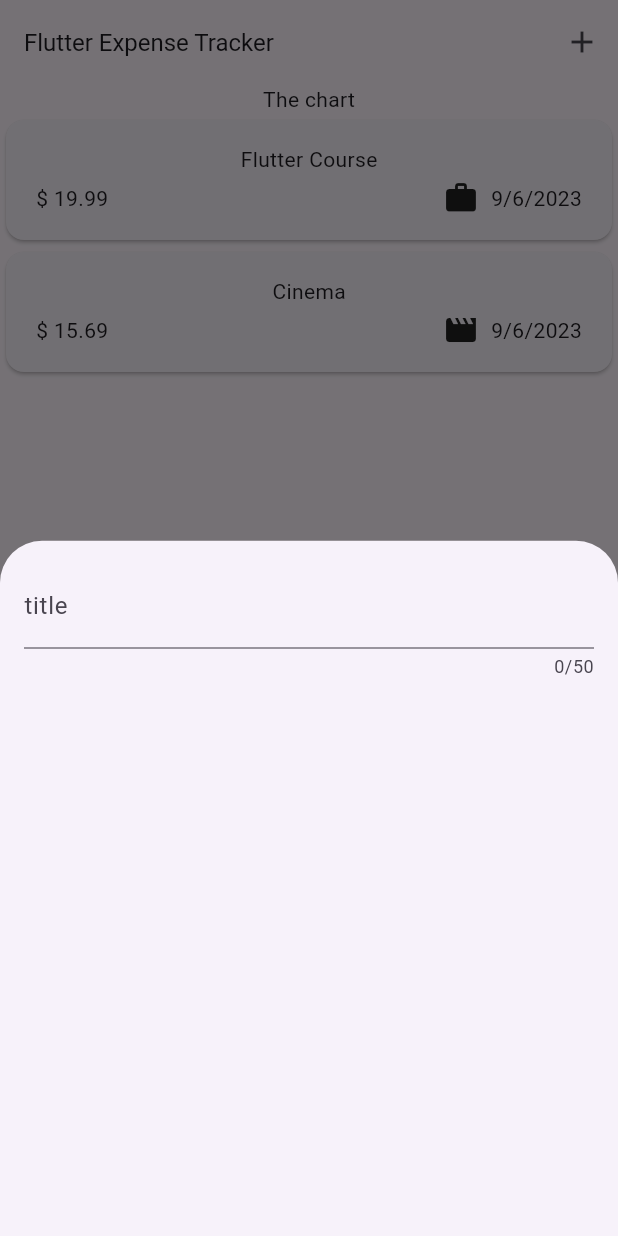
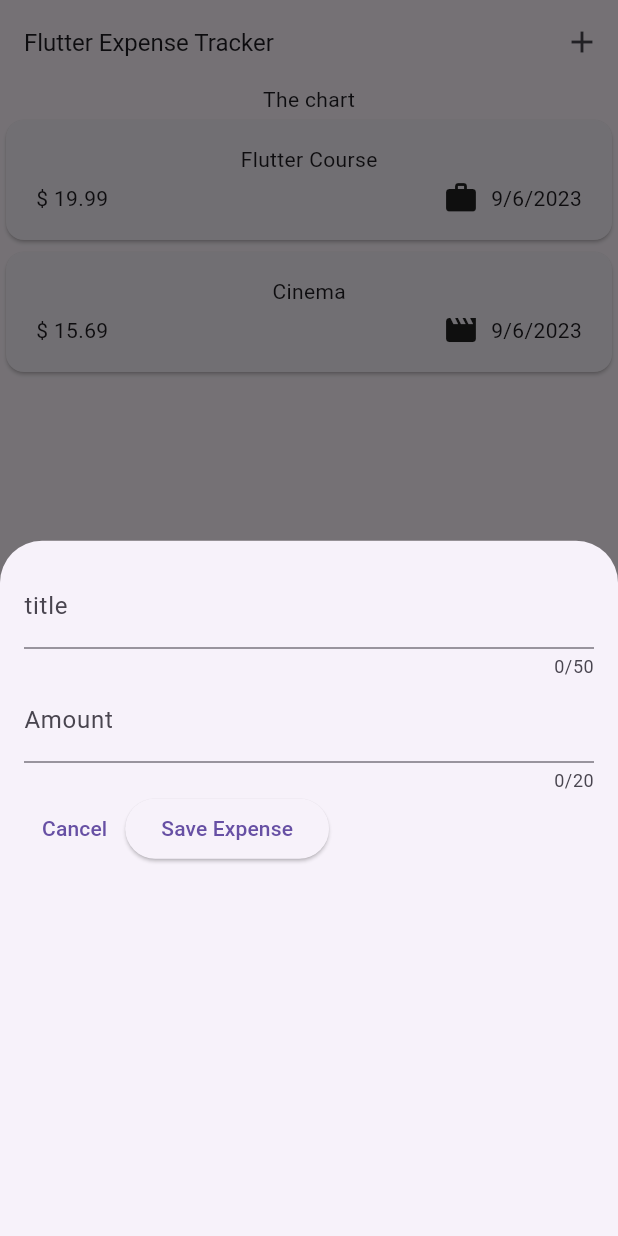
Before and after one commit to bima-taruna/expense_project, a Flutter app: the screen it shows after launch, after a tap on the "add" icon, on a phone screen of 412 x 824 dp. Run offline on Flutter 3.47's test engine with Material 2 defaults, Android fonts, the light colour scheme and no system bars.

Commit message:
add more input to add expense modal

```diff
--- a/lib/widgets/add_expense.dart
+++ b/lib/widgets/add_expense.dart
@@ -10,15 +10,42 @@ class AddExpense extends StatefulWidget {
 }
 
 class _AddExpenseState extends State<AddExpense> {
+  final _titleController = TextEditingController();
+  final _amountController = TextEditingController();
+
+  @override
+  void dispose() {
+    _titleController.dispose();
+    _amountController.dispose();
+    super.dispose();
+  }
+
   @override
   Widget build(BuildContext context) {
-    return const Padding(
-      padding: EdgeInsets.all(16),
+    return Padding(
+      padding: const EdgeInsets.all(16),
       child: Column(children: [
         TextField(
+          controller: _titleController,
           maxLength: 50,
-          decoration: InputDecoration(label: Text("title")),
+          decoration: const InputDecoration(label: Text("title")),
         ),
+        TextField(
+          controller: _amountController,
+          keyboardType: TextInputType.number,
+          maxLength: 20,
+          decoration: const InputDecoration(label: Text("Amount")),
+        ),
+        Row(
+          children: [
+            TextButton(onPressed: () {}, child: const Text("Cancel")),
+            ElevatedButton(
+                onPressed: () {
+                  print(_titleController.text);
+                },
+                child: const Text("Save Expense"))
+          ],
+        )
       ]),
     );
   }
```
